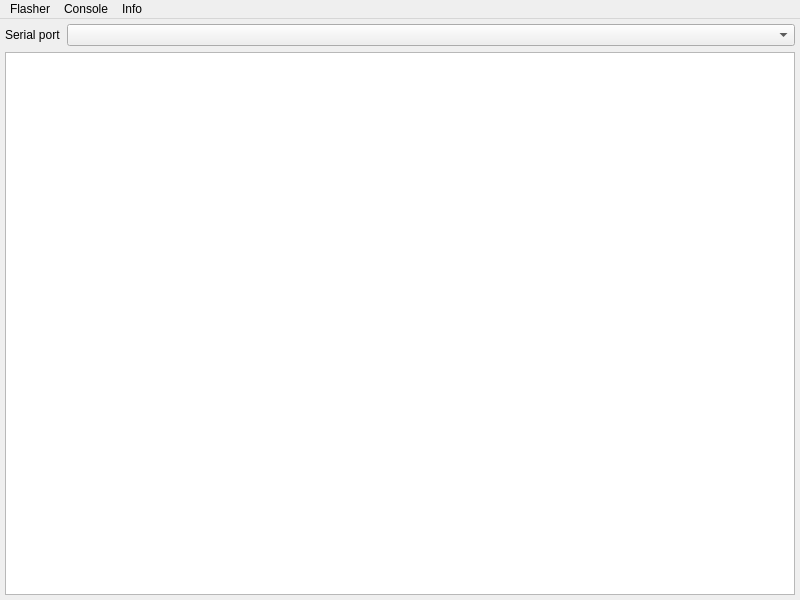
Before: the Qt Designer form tools/camflasher/camflasher.ui in remibert/pycameresp, drawn with Qt 5.
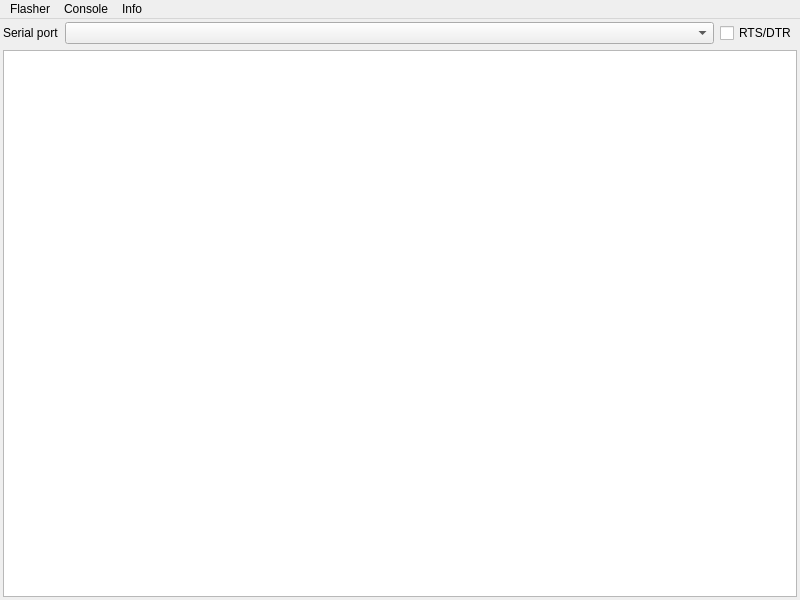
After: the same form once the commit is applied. Icons and pictures are not drawn.

Patch:
```diff
--- a/tools/camflasher/camflasher.ui
+++ b/tools/camflasher/camflasher.ui
@@ -20,18 +20,34 @@
   <widget class="QWidget" name="main_layout">
    <layout class="QGridLayout" name="gridLayout">
     <property name="leftMargin">
-     <number>5</number>
+     <number>3</number>
     </property>
     <property name="topMargin">
-     <number>5</number>
+     <number>3</number>
     </property>
     <property name="rightMargin">
-     <number>5</number>
+     <number>3</number>
     </property>
     <property name="bottomMargin">
-     <number>5</number>
+     <number>3</number>
     </property>
-    <item row="0" column="1">
+   
+    <item row="0" column="0">
+     <layout class="QHBoxLayout" name="horizontalLayout">
+      <item>
+       <widget class="QLabel" name="label_port">
+        <property name="sizePolicy">
+         <sizepolicy hsizetype="Fixed" vsizetype="Preferred">
+          <horstretch>0</horstretch>
+          <verstretch>0</verstretch>
+         </sizepolicy>
+        </property>
+        <property name="text">
+         <string>Serial port</string>
+        </property>
+       </widget>
+      </item>
+      <item>
      <widget class="QComboBox" name="combo_port">
       <property name="enabled">
        <bool>true</bool>
@@ -44,7 +60,25 @@
       </property>
      </widget>
     </item>
-    <item row="1" column="0" colspan="2">
+      <item>
+       <widget class="QCheckBox" name="chk_rts_dtr">
+        <property name="sizePolicy">
+         <sizepolicy hsizetype="Maximum" vsizetype="Fixed">
+          <horstretch>0</horstretch>
+          <verstretch>0</verstretch>
+         </sizepolicy>
+        </property>
+        <property name="focusPolicy">
+         <enum>Qt::NoFocus</enum>
+        </property>
+        <property name="text">
+         <string>RTS/DTR</string>
+        </property>
+       </widget>
+      </item>
+     </layout>
+    </item>
+    <item row="1" column="0">
      <widget class="QTextBrowser" name="output">
       <property name="enabled">
        <bool>true</bool>
@@ -62,19 +96,6 @@
       </property>
      </widget>
     </item>
-    <item row="0" column="0">
-     <widget class="QLabel" name="label_port">
-      <property name="sizePolicy">
-       <sizepolicy hsizetype="Fixed" vsizetype="Preferred">
-        <horstretch>0</horstretch>
-        <verstretch>0</verstretch>
-       </sizepolicy>
-      </property>
-      <property name="text">
-       <string>Serial port</string>
-      </property>
-     </widget>
-    </item>
    </layout>
   </widget>
   <widget class="QMenuBar" name="menu_bar">
```
Lines whose indentation alone changed are shown as unchanged.
